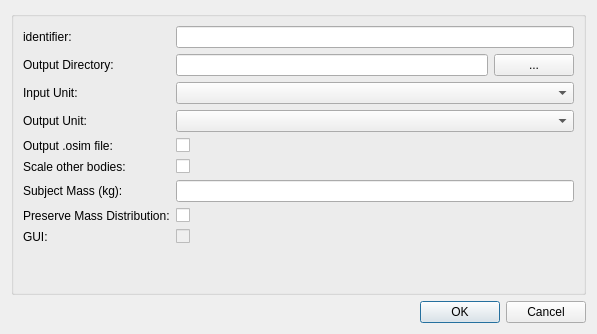
Old version of the form mapclientplugins/fieldworkgait2392geomstep/qt/configuredialog.ui in the repository mapclient-plugins/fieldworkgait2392geomstep.
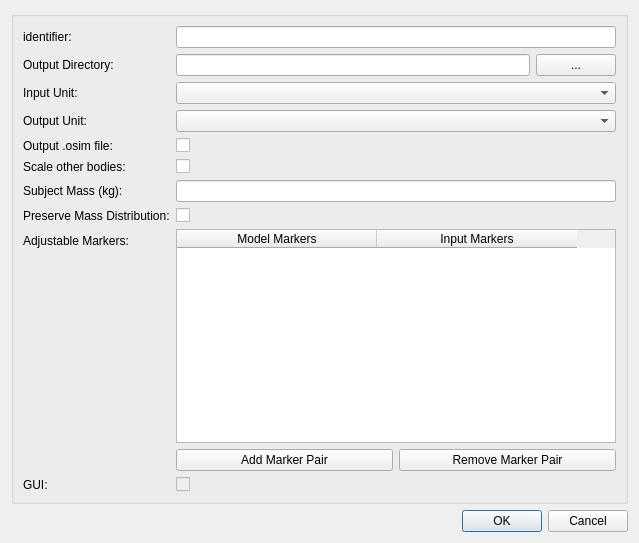
New version of the form.

Commit message: model marker adjustment to input marker position. WIP

```diff
--- a/mapclientplugins/fieldworkgait2392geomstep/qt/configuredialog.ui
+++ b/mapclientplugins/fieldworkgait2392geomstep/qt/configuredialog.ui
@@ -6,8 +6,8 @@
    <rect>
     <x>0</x>
     <y>0</y>
-    <width>597</width>
-    <height>334</height>
+    <width>639</width>
+    <height>543</height>
    </rect>
   </property>
   <property name="windowTitle">
@@ -102,14 +102,14 @@
         </property>
        </widget>
       </item>
-      <item row="8" column="0">
+      <item row="9" column="0">
        <widget class="QLabel" name="label_11">
         <property name="text">
          <string>GUI:</string>
         </property>
        </widget>
       </item>
-      <item row="8" column="1">
+      <item row="9" column="1">
        <widget class="QCheckBox" name="checkBox_GUI">
         <property name="enabled">
          <bool>false</bool>
@@ -143,6 +143,55 @@
         </property>
        </widget>
       </item>
+      <item row="8" column="0">
+       <widget class="QLabel" name="label_7">
+        <property name="text">
+         <string>Adjustable Markers:</string>
+        </property>
+       </widget>
+      </item>
+      <item row="8" column="1">
+       <layout class="QVBoxLayout" name="verticalLayout">
+        <item>
+         <widget class="QTableWidget" name="tableWidgetLandmarks">
+          <attribute name="horizontalHeaderDefaultSectionSize">
+           <number>200</number>
+          </attribute>
+          <attribute name="horizontalHeaderMinimumSectionSize">
+           <number>200</number>
+          </attribute>
+          <column>
+           <property name="text">
+            <string>Model Markers</string>
+           </property>
+          </column>
+          <column>
+           <property name="text">
+            <string>Input Markers</string>
+           </property>
+          </column>
+         </widget>
+        </item>
+        <item>
+         <layout class="QHBoxLayout" name="horizontalLayout_2">
+          <item>
+           <widget class="QPushButton" name="pushButton_addLandmark">
+            <property name="text">
+             <string>Add Marker Pair</string>
+            </property>
+           </widget>
+          </item>
+          <item>
+           <widget class="QPushButton" name="pushButton_removeLandmark">
+            <property name="text">
+             <string>Remove Marker Pair</string>
+            </property>
+           </widget>
+          </item>
+         </layout>
+        </item>
+       </layout>
+      </item>
      </layout>
     </widget>
    </item>
```
Left out of the diff: 5 changed lines with no effect on the pictures. The commit also changes 5 other files.
